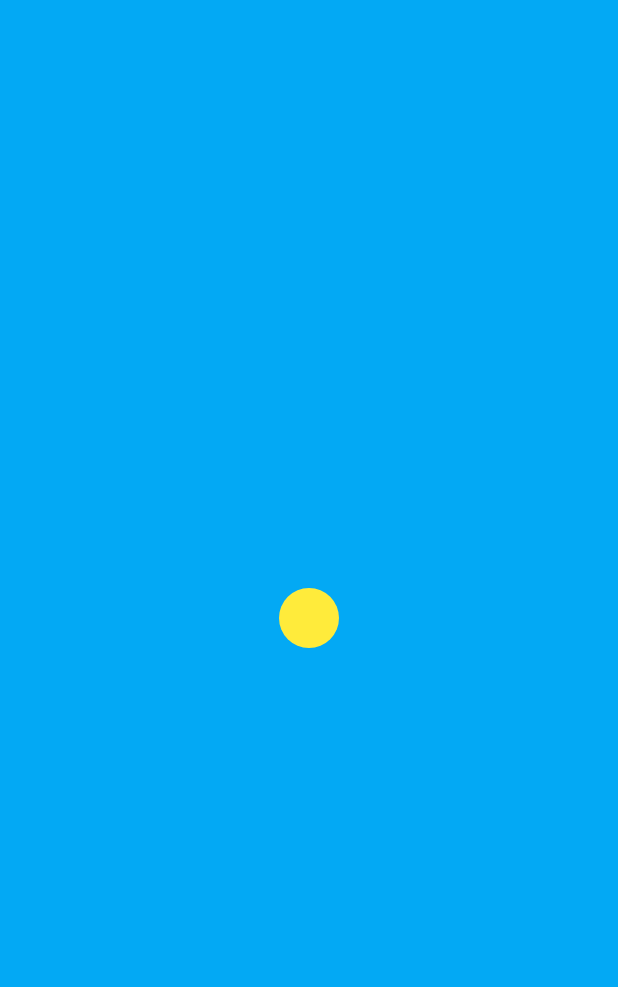
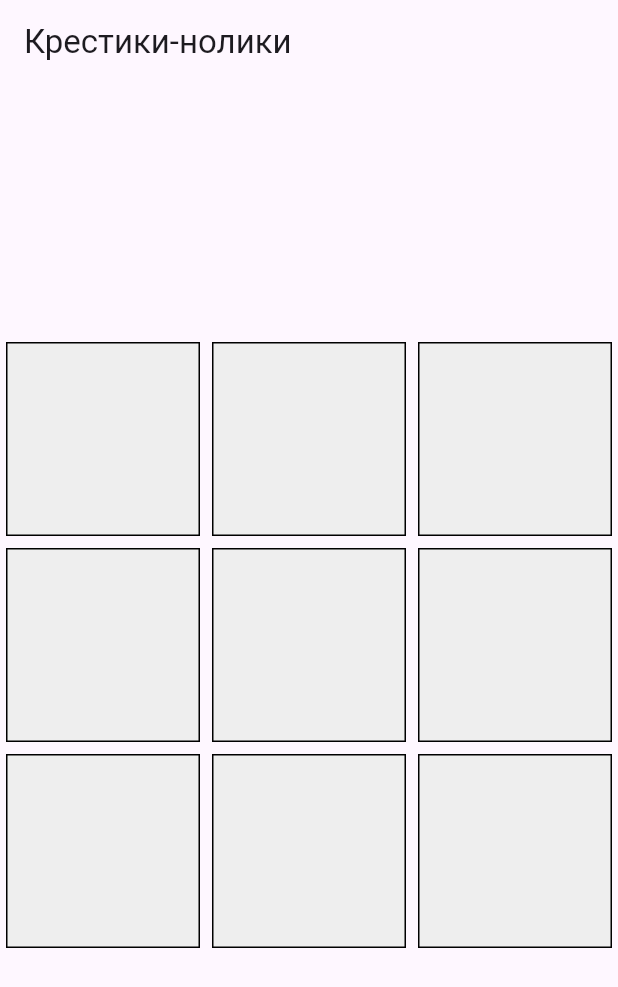
Before and after one commit to kucixaley014-ui/zcxzcccxz, a Flutter app: the screen it shows after launch, on a phone screen of 412 x 824 dp. Shown: the top 987 px of the screen. Run offline on Flutter 3.47's test engine with Material 3 defaults, Android fonts, the phone set to English and light mode, and no system bars.

Commit message:
Update main.dart

```diff
--- a/lib/main.dart
+++ b/lib/main.dart
@@ -1,170 +1,153 @@
-import 'dart:async';
+import 'package:flutter/material.dart';
 import 'dart:math';
-import 'package:flutter/material.dart';
 
-void main() => runApp(const MyApp());
+void main() {
+  runApp(const TicTacToeApp());
+}
 
-class MyApp extends StatelessWidget {
-  const MyApp({super.key});
+class TicTacToeApp extends StatelessWidget {
+  const TicTacToeApp({super.key});
+
   @override
   Widget build(BuildContext context) {
-    return const MaterialApp(
+    return MaterialApp(
+      title: 'Крестики-нолики',
       debugShowCheckedModeBanner: false,
-      home: FlappyGame(),
+      home: TicTacToeGame(),
     );
   }
 }
 
-class FlappyGame extends StatefulWidget {
-  const FlappyGame({super.key});
+class TicTacToeGame extends StatefulWidget {
   @override
-  State<FlappyGame> createState() => _FlappyGameState();
+  _TicTacToeGameState createState() => _TicTacToeGameState();
 }
 
-class _FlappyGameState extends State<FlappyGame> {
-  double birdY = 0; // Позиция птички по Y (-1 до 1)
-  double velocity = 0; // скорость
-  double gravity = -4.5; // сила падения
-  double boost = 8; // сила прыжка (будет накапливаться)
-  double currentBoost = 0;
+class _TicTacToeGameState extends State<TicTacToeGame> {
+  List<String> board = List.filled(9, '');
+  bool gameOver = false;
+  String message = '';
 
-  bool holding = false;
-  Timer? gameTimer;
-  Timer? boostTimer;
+  final Random _random = Random();
 
-  // трубы
-  List<double> pipesX = [2, 4];
-  double gapSize = 0.4; // размер дырки между трубами
-  Random rng = Random();
-  List<double> pipeHeights = [0.6, 0.5];
-
-  bool gameOver = false;
-
-  void startGame() {
+  void resetGame() {
+    setState(() {
+      board = List.filled(9, '');
       gameOver = false;
-    birdY = 0;
-    velocity = 0;
-    pipesX = [2, 4];
-    pipeHeights = [0.6, 0.5];
-
-    gameTimer?.cancel();
-    gameTimer = Timer.periodic(const Duration(milliseconds: 30), (timer) {
-      setState(() {
-        // физика птички
-        birdY -= velocity * 0.02;
-        velocity += gravity * 0.02;
-
-        // движение труб
-        for (int i = 0; i < pipesX.length; i++) {
-          pipesX[i] -= 0.02;
-          if (pipesX[i] < -1.5) {
-            pipesX[i] += 3;
-            pipeHeights[i] = 0.3 + rng.nextDouble() * 0.4;
-          }
+      message = '';
+    });
   }
 
-        // проверка на столкновение
-        for (int i = 0; i < pipesX.length; i++) {
-          if (pipesX[i] < 0.2 && pipesX[i] > -0.2) {
-            if (birdY > pipeHeights[i] || birdY < pipeHeights[i] - gapSize) {
-              endGame();
+  void playerMove(int index) {
+    if (board[index] == '' && !gameOver) {
+      setState(() {
+        board[index] = 'X';
+      });
+      checkWinner();
+      if (!gameOver) {
+        botMove();
       }
     }
   }
 
-        // если упал или улетел
-        if (birdY < -1 || birdY > 1) {
-          endGame();
+  void botMove() {
+    List<int> emptyCells = [];
+    for (int i = 0; i < 9; i++) {
+      if (board[i] == '') emptyCells.add(i);
     }
+    if (emptyCells.isNotEmpty) {
+      int move = emptyCells[_random.nextInt(emptyCells.length)];
+      setState(() {
+        board[move] = 'O';
       });
+      checkWinner();
+    }
+  }
+
+  void checkWinner() {
+    List<List<int>> winPatterns = [
+      [0, 1, 2],
+      [3, 4, 5],
+      [6, 7, 8],
+      [0, 3, 6],
+      [1, 4, 7],
+      [2, 5, 8],
+      [0, 4, 8],
+      [2, 4, 6],
+    ];
+
+    for (var pattern in winPatterns) {
+      String a = board[pattern[0]];
+      String b = board[pattern[1]];
+      String c = board[pattern[2]];
+      if (a != '' && a == b && b == c) {
+        setState(() {
+          gameOver = true;
+          message = (a == 'X') ? 'Ты выиграл! 🎉' : 'Ты проиграл! 😔';
+        });
+        return;
+      }
+    }
+
+    if (!board.contains('')) {
+      setState(() {
+        gameOver = true;
+        message = 'Ничья 🤝';
       });
     }
-
-  void endGame() {
-    gameTimer?.cancel();
-    boostTimer?.cancel();
-    gameOver = true;
-    setState(() {});
-  }
-
-  void onTapDown() {
-    holding = true;
-    currentBoost = 0;
-    boostTimer?.cancel();
-    boostTimer = Timer.periodic(const Duration(milliseconds: 50), (timer) {
-      if (holding) {
-        setState(() {
-          currentBoost = (currentBoost + 0.5).clamp(0, boost);
-        });
-      }
-    });
-  }
-
-  void onTapUp() {
-    holding = false;
-    velocity = currentBoost;
-    currentBoost = 0;
-    boostTimer?.cancel();
   }
 
   @override
   Widget build(BuildContext context) {
+    return Scaffold(
+      appBar: AppBar(title: const Text('Крестики-нолики')),
+      body: Column(
+        mainAxisAlignment: MainAxisAlignment.center,
+        children: [
+          GridView.builder(
+            shrinkWrap: true,
+            itemCount: 9,
+            gridDelegate: const SliverGridDelegateWithFixedCrossAxisCount(
+              crossAxisCount: 3,
+            ),
+            itemBuilder: (context, index) {
               return GestureDetector(
-      onTapDown: (_) {
-        if (gameOver) {
-          startGame();
-        } else {
-          onTapDown();
-        }
-      },
-      onTapUp: (_) {
-        if (!gameOver) onTapUp();
-      },
-      child: Scaffold(
-        backgroundColor: Colors.lightBlue,
-        body: Stack(
-          children: [
-            // птичка
-            Align(
-              alignment: Alignment(0, birdY),
+                onTap: () => playerMove(index),
                 child: Container(
-                width: 40,
-                height: 40,
-                decoration: const BoxDecoration(
-                  color: Colors.yellow,
-                  shape: BoxShape.circle,
+                  margin: const EdgeInsets.all(4),
+                  decoration: BoxDecoration(
+                    border: Border.all(color: Colors.black),
+                    color: Colors.grey[200],
+                  ),
+                  child: Center(
+                    child: Text(
+                      board[index],
+                      style: const TextStyle(
+                        fontSize: 48,
+                        fontWeight: FontWeight.bold,
                       ),
                     ),
                   ),
-            // трубы
-            for (int i = 0; i < pipesX.length; i++) ...[
-              Align(
-                alignment: Alignment(pipesX[i], pipeHeights[i] + gapSize),
-                child: Container(
-                  width: 60,
-                  height: 1,
-                  color: Colors.green,
                 ),
+              );
+            },
           ),
-              Align(
-                alignment: Alignment(pipesX[i], pipeHeights[i] - 1 - gapSize),
-                child: Container(
-                  width: 60,
-                  height: 1,
-                  color: Colors.green,
+          const SizedBox(height: 20),
+          if (gameOver)
+            Column(
+              children: [
+                Text(
+                  message,
+                  style: const TextStyle(fontSize: 24, fontWeight: FontWeight.bold),
                 ),
+                const SizedBox(height: 10),
+                ElevatedButton(
+                  onPressed: resetGame,
+                  child: const Text("Играть снова"),
                 ),
               ],
-            // сообщение
-            if (gameOver)
-              const Center(
-                child: Text(
-                  "Tap to Restart",
-                  style: TextStyle(fontSize: 32, color: Colors.white),
             ),
-              )
         ],
-        ),
       ),
     );
   }
```
Lines whose indentation alone changed are shown as unchanged.
